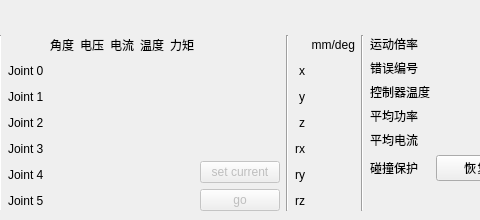
Before: the Qt Designer form mainwindow.ui in Decyzy/QJAKA_GUI, drawn with Qt 5; both pictures show x 155 to 635 and y 0 to 220 of the 1200 by 220 pixel window.
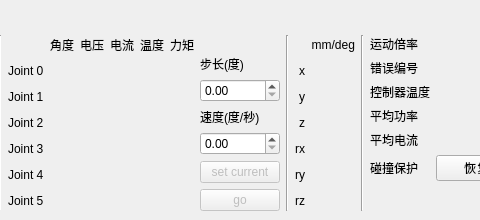
After: the same form once the commit is applied.

What changed in the file:
```diff
--- a/mainwindow.ui
+++ b/mainwindow.ui
@@ -136,7 +136,27 @@
          </spacer>
         </item>
         <item>
-         <widget class="QPushButton" name="pushButton_6">
+         <widget class="QLabel" name="label_17">
+          <property name="text">
+           <string>步长(度)</string>
+          </property>
+         </widget>
+        </item>
+        <item>
+         <widget class="QDoubleSpinBox" name="stepSpinBox"/>
+        </item>
+        <item>
+         <widget class="QLabel" name="label_19">
+          <property name="text">
+           <string>速度(度/秒)</string>
+          </property>
+         </widget>
+        </item>
+        <item>
+         <widget class="QDoubleSpinBox" name="velocitySpinBox_2"/>
+        </item>
+        <item>
+         <widget class="QPushButton" name="setCurrentBt">
           <property name="enabled">
            <bool>false</bool>
           </property>
```
Left out of the diff: 5 changed lines with no effect on the pictures.
